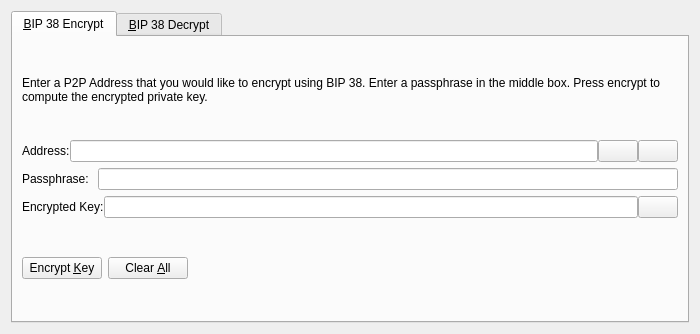
Above: src/qt/forms/bip38tooldialog.ui from p2pcoinspro/p2p-master before the change. Below: the same form after it.
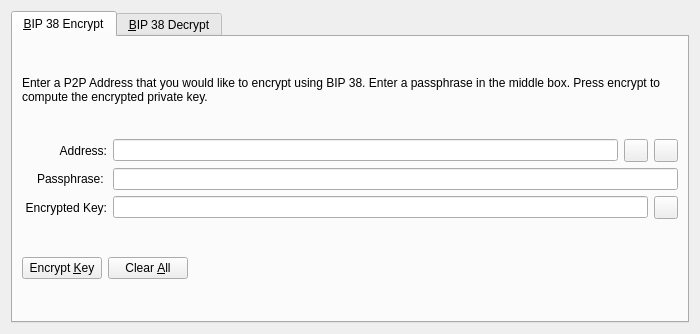
That is the form after the change. The open tabs and pages were chosen to show the change. Icons and pictures are not drawn. Custom widgets are drawn as their Qt base class.

The edit to the form file:
```diff
--- a/src/qt/forms/bip38tooldialog.ui
+++ b/src/qt/forms/bip38tooldialog.ui
@@ -42,11 +42,17 @@
        </item>
        <item>
         <layout class="QHBoxLayout" name="horizontalLayout_1_ENC">
-         <property name="spacing">
-          <number>0</number>
-         </property>
          <item>
           <widget class="QLabel" name="label_5">
+           <property name="alignment">
+            <set>Qt::AlignRight|Qt::AlignTrailing|Qt::AlignVCenter</set>
+           </property>
+           <property name="minimumSize">
+            <size>
+             <width>85</width>
+             <height>0</height>
+            </size>
+           </property>
            <property name="text">
             <string>Address:</string>
            </property>
@@ -60,7 +66,7 @@
           </widget>
          </item>
          <item>
-          <widget class="QPushButton" name="addressBookButton_ENC">
+          <widget class="QToolButton" name="addressBookButton_ENC">
            <property name="toolTip">
             <string>Choose previously used address</string>
            </property>
@@ -74,13 +80,10 @@
            <property name="shortcut">
             <string>Alt+A</string>
            </property>
-           <property name="autoDefault">
-            <bool>false</bool>
-           </property>
           </widget>
          </item>
          <item>
-          <widget class="QPushButton" name="pasteButton_ENC">
+          <widget class="QToolButton" name="pasteButton_ENC">
            <property name="toolTip">
             <string>Paste address from clipboard</string>
            </property>
@@ -94,9 +97,6 @@
            <property name="shortcut">
             <string>Alt+P</string>
            </property>
-           <property name="autoDefault">
-            <bool>false</bool>
-           </property>
           </widget>
          </item>
         </layout>
@@ -105,6 +105,15 @@
         <layout class="QHBoxLayout" name="horizontalLayout_5">
          <item>
           <widget class="QLabel" name="label_6">
+           <property name="alignment">
+            <set>Qt::AlignRight|Qt::AlignTrailing|Qt::AlignVCenter</set>
+           </property>
+           <property name="minimumSize">
+            <size>
+             <width>85</width>
+             <height>0</height>
+            </size>
+           </property>
            <property name="text">
             <string>Passphrase: </string>
            </property>
@@ -121,11 +130,17 @@
        </item>
        <item>
         <layout class="QHBoxLayout" name="horizontalLayout_2_ENC">
-         <property name="spacing">
-          <number>0</number>
-         </property>
          <item>
           <widget class="QLabel" name="encryptedKeyLabel_ENC">
+           <property name="alignment">
+            <set>Qt::AlignRight|Qt::AlignTrailing|Qt::AlignVCenter</set>
+           </property>
+           <property name="minimumSize">
+            <size>
+             <width>85</width>
+             <height>0</height>
+            </size>
+           </property>
            <property name="text">
             <string>Encrypted Key:</string>
            </property>
@@ -147,7 +162,7 @@
           </widget>
          </item>
          <item>
-          <widget class="QPushButton" name="copyKeyButton_ENC">
+          <widget class="QToolButton" name="copyKeyButton_ENC">
            <property name="toolTip">
             <string>Copy the current signature to the system clipboard</string>
            </property>
@@ -158,9 +173,6 @@
             <iconset resource="../p2p.qrc">
              <normaloff>:/icons/editcopy</normaloff>:/icons/editcopy</iconset>
            </property>
-           <property name="autoDefault">
-            <bool>false</bool>
-           </property>
           </widget>
          </item>
         </layout>
```
Left out of the diff: 50 changed lines with no effect on the pictures.
